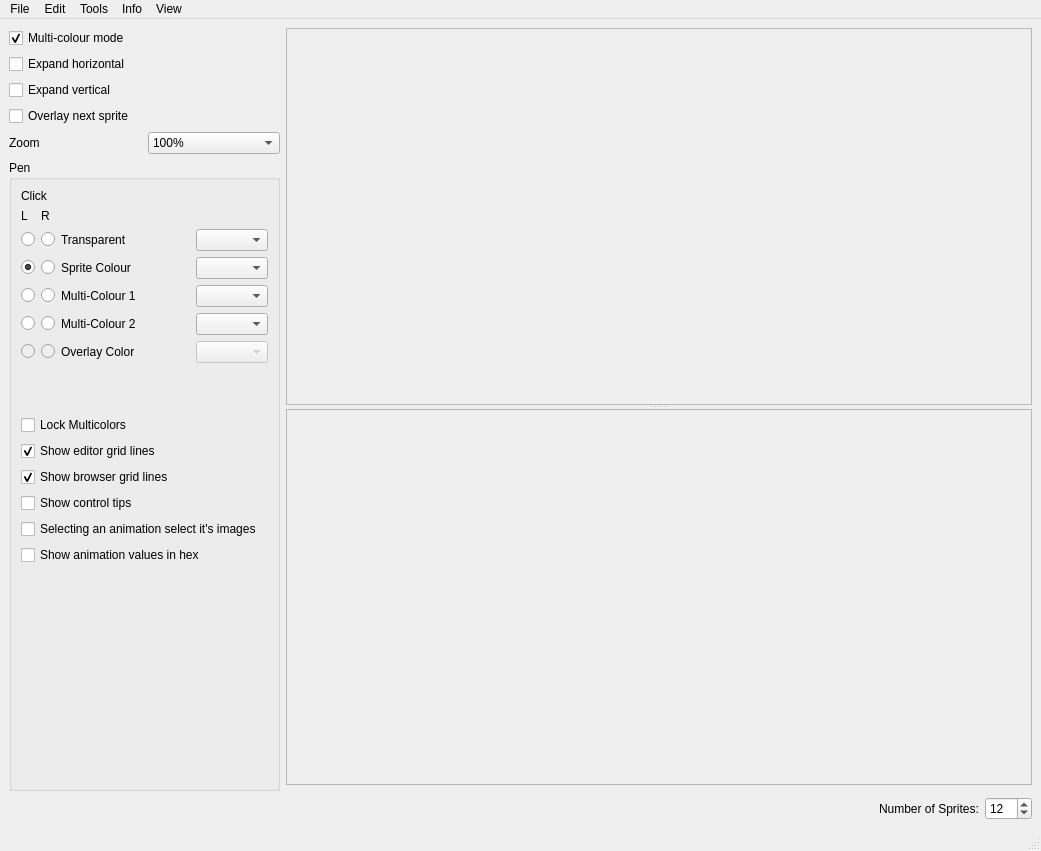
This is mainwindow.ui in jowin202/OpenSprite as Qt 5 draws it before an edit. The edited form follows.
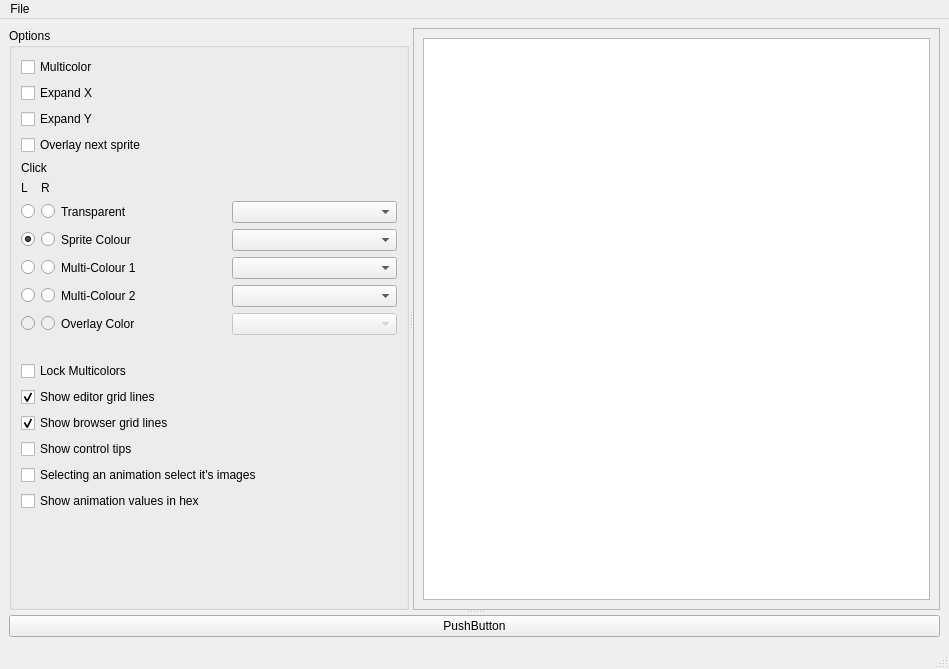
This is the edited form. Custom widgets are drawn as their Qt base class.

Diff of the .ui file:
```diff
--- a/mainwindow.ui
+++ b/mainwindow.ui
@@ -6,8 +6,8 @@
    <rect>
     <x>0</x>
     <y>0</y>
-    <width>1041</width>
-    <height>851</height>
+    <width>949</width>
+    <height>669</height>
    </rect>
   </property>
   <property name="acceptDrops">
@@ -17,107 +17,48 @@
    <string>OpenSprite</string>
   </property>
   <widget class="QWidget" name="centralwidget">
-   <layout class="QGridLayout" name="gridLayout_4">
-    <item row="0" column="0" rowspan="2">
-     <layout class="QGridLayout" name="gridLayout_3">
-      <item row="3" column="0" colspan="2">
-       <widget class="QCheckBox" name="checkBox_expand_y">
-        <property name="text">
-         <string>Expand vertical</string>
-        </property>
-       </widget>
-      </item>
-      <item row="2" column="0" colspan="2">
-       <widget class="QCheckBox" name="checkBox_expand_x">
-        <property name="text">
-         <string>Expand horizontal</string>
-        </property>
-       </widget>
-      </item>
-      <item row="1" column="0" colspan="2">
-       <widget class="QCheckBox" name="checkbox_multicolor">
-        <property name="text">
-         <string>Multi-colour mode</string>
-        </property>
-        <property name="checked">
-         <bool>true</bool>
-        </property>
-       </widget>
-      </item>
-      <item row="4" column="0" colspan="2">
-       <widget class="QCheckBox" name="check_overlay">
-        <property name="text">
-         <string>Overlay next sprite</string>
-        </property>
-       </widget>
-      </item>
-      <item row="5" column="1">
-       <widget class="QComboBox" name="combo_zoom">
-        <item>
-         <property name="text">
-          <string>100%</string>
-         </property>
-        </item>
-        <item>
-         <property name="text">
-          <string>200%</string>
-         </property>
-        </item>
-        <item>
-         <property name="text">
-          <string>300%</string>
-         </property>
-        </item>
-        <item>
-         <property name="text">
-          <string>400%</string>
-         </property>
-        </item>
-        <item>
-         <property name="text">
-          <string>500%</string>
-         </property>
-        </item>
-       </widget>
-      </item>
-      <item row="6" column="0" colspan="2">
+   <layout class="QGridLayout" name="gridLayout">
+    <item row="0" column="0">
+     <widget class="QSplitter" name="splitter_2">
+      <property name="orientation">
+       <enum>Qt::Vertical</enum>
+      </property>
+      <widget class="QSplitter" name="splitter">
+       <property name="orientation">
+        <enum>Qt::Horizontal</enum>
+       </property>
        <widget class="QGroupBox" name="groupBox">
+        <property name="sizePolicy">
+         <sizepolicy hsizetype="Minimum" vsizetype="Preferred">
+          <horstretch>0</horstretch>
+          <verstretch>0</verstretch>
+         </sizepolicy>
+        </property>
+        <property name="maximumSize">
+         <size>
+          <width>400</width>
+          <height>16777215</height>
+         </size>
+        </property>
         <property name="title">
-         <string>Pen</string>
+         <string>Options</string>
         </property>
-        <layout class="QGridLayout" name="gridLayout_2">
-         <item row="3" column="0">
+        <layout class="QGridLayout" name="gridLayout_4">
+         <item row="7" column="0">
           <widget class="QCheckBox" name="check_lock_multicolors">
            <property name="text">
             <string>Lock Multicolors</string>
            </property>
           </widget>
          </item>
-         <item row="6" column="0" colspan="2">
-          <widget class="QCheckBox" name="checkBox_8">
+         <item row="2" column="0">
+          <widget class="QCheckBox" name="checkBox_3">
            <property name="text">
-            <string>Show control tips</string>
+            <string>Expand Y</string>
            </property>
           </widget>
          </item>
-         <item row="7" column="0" colspan="2">
-          <widget class="QCheckBox" name="checkBox_9">
-           <property name="text">
-            <string>Selecting an animation select it's images</string>
-           </property>
-          </widget>
-         </item>
-         <item row="4" column="0" colspan="2">
-          <widget class="QCheckBox" name="checkBox_editor_grid_lines">
-           <property name="text">
-            <string>Show editor grid lines</string>
-           </property>
-           <property name="checked">
-            <bool>true</bool>
-           </property>
-          </widget>
-         </item>
-         <item row="5" column="0" colspan="2">
+         <item row="9" column="0" colspan="2">
           <widget class="QCheckBox" name="checkBox_browser_grid_lines">
            <property name="text">
             <string>Show browser grid lines</string>
@@ -127,23 +68,23 @@
            </property>
           </widget>
          </item>
-         <item row="1" column="0" colspan="3">
-          <layout class="QHBoxLayout" name="horizontalLayout">
-           <item>
-            <spacer name="horizontalSpacer_3">
-             <property name="orientation">
-              <enum>Qt::Horizontal</enum>
-             </property>
-             <property name="sizeHint" stdset="0">
-              <size>
-               <width>40</width>
-               <height>20</height>
-              </size>
-             </property>
-            </spacer>
-           </item>
+         <item row="10" column="0" colspan="2">
+          <widget class="QCheckBox" name="checkBox_8">
+           <property name="text">
+            <string>Show control tips</string>
+           </property>
+          </widget>
+         </item>
+         <item row="5" column="0" colspan="3">
+          <layout class="QHBoxLayout" name="horizontalLayout_2">
            <item>
             <widget class="Palette" name="label_palette">
+             <property name="sizePolicy">
+              <sizepolicy hsizetype="Minimum" vsizetype="Preferred">
+               <horstretch>0</horstretch>
+               <verstretch>0</verstretch>
+              </sizepolicy>
+             </property>
              <property name="mouseTracking">
               <bool>true</bool>
              </property>
@@ -152,60 +93,14 @@
              </property>
             </widget>
            </item>
-           <item>
-            <spacer name="horizontalSpacer_2">
-             <property name="orientation">
-              <enum>Qt::Horizontal</enum>
-             </property>
-             <property name="sizeHint" stdset="0">
-              <size>
-               <width>40</width>
-               <height>20</height>
-              </size>
-             </property>
-            </spacer>
-           </item>
           </layout>
          </item>
-         <item row="9" column="1">
-          <spacer name="verticalSpacer">
-           <property name="orientation">
-            <enum>Qt::Vertical</enum>
-           </property>
-           <property name="sizeHint" stdset="0">
-            <size>
-             <width>20</width>
-             <height>40</height>
-            </size>
-           </property>
-          </spacer>
-         </item>
-         <item row="8" column="0" colspan="2">
-          <widget class="QCheckBox" name="checkBox_10">
-           <property name="text">
-            <string>Show animation values in hex</string>
-           </property>
-          </widget>
-         </item>
-         <item row="0" column="0" colspan="3">
-          <layout class="QGridLayout" name="gridLayout">
-           <item row="8" column="4" colspan="2">
-            <spacer name="horizontalSpacer">
-             <property name="orientation">
-              <enum>Qt::Horizontal</enum>
-             </property>
-             <property name="sizeHint" stdset="0">
-              <size>
-               <width>40</width>
-               <height>20</height>
-              </size>
-             </property>
-            </spacer>
-           </item>
+         <item row="4" column="0" colspan="3">
+          <layout class="QGridLayout" name="gridLayout_5">
            <item row="4" column="4">
             <widget class="QLabel" name="label_4">
              <property name="sizePolicy">
-              <sizepolicy hsizetype="Expanding" vsizetype="Preferred">
+              <sizepolicy hsizetype="Minimum" vsizetype="Preferred">
                <horstretch>0</horstretch>
                <verstretch>0</verstretch>
               </sizepolicy>
@@ -215,57 +110,155 @@
              </property>
             </widget>
            </item>
+           <item row="2" column="2">
+            <widget class="QRadioButton" name="radio_transparent_left">
+             <property name="sizePolicy">
+              <sizepolicy hsizetype="Fixed" vsizetype="Fixed">
+               <horstretch>0</horstretch>
+               <verstretch>0</verstretch>
+              </sizepolicy>
+             </property>
+             <property name="text">
+              <string/>
+             </property>
+             <property name="checked">
+              <bool>false</bool>
+             </property>
+            </widget>
+           </item>
+           <item row="2" column="3">
+            <widget class="QRadioButton" name="radio_transparent_right">
+             <property name="sizePolicy">
+              <sizepolicy hsizetype="Fixed" vsizetype="Fixed">
+               <horstretch>0</horstretch>
+               <verstretch>0</verstretch>
+              </sizepolicy>
+             </property>
+             <property name="text">
+              <string/>
+             </property>
+             <property name="checked">
+              <bool>false</bool>
+             </property>
+            </widget>
+           </item>
+           <item row="5" column="3">
+            <widget class="QRadioButton" name="radio_mc2_right">
+             <property name="text">
+              <string/>
+             </property>
+            </widget>
+           </item>
+           <item row="6" column="4">
+            <widget class="QLabel" name="label_9">
+             <property name="sizePolicy">
+              <sizepolicy hsizetype="Minimum" vsizetype="Preferred">
+               <horstretch>0</horstretch>
+               <verstretch>0</verstretch>
+              </sizepolicy>
+             </property>
+             <property name="text">
+              <string>Overlay Color</string>
+             </property>
+            </widget>
+           </item>
            <item row="5" column="5">
-            <widget class="QComboBox" name="combo_multicol_2"/>
+            <widget class="QComboBox" name="combo_multicol_2">
+             <property name="sizePolicy">
+              <sizepolicy hsizetype="Minimum" vsizetype="Fixed">
+               <horstretch>0</horstretch>
+               <verstretch>0</verstretch>
+              </sizepolicy>
+             </property>
+            </widget>
+           </item>
+           <item row="3" column="2">
+            <widget class="QRadioButton" name="radio_sprite_left">
+             <property name="text">
+              <string/>
+             </property>
+             <property name="checked">
+              <bool>true</bool>
+             </property>
+            </widget>
+           </item>
+           <item row="1" column="2">
+            <widget class="QLabel" name="label_6">
+             <property name="sizePolicy">
+              <sizepolicy hsizetype="Minimum" vsizetype="Preferred">
+               <horstretch>0</horstretch>
+               <verstretch>0</verstretch>
+              </sizepolicy>
+             </property>
+             <property name="text">
+              <string>L</string>
+             </property>
+            </widget>
+           </item>
+           <item row="5" column="2">
+            <widget class="QRadioButton" name="radio_mc2_left">
+             <property name="text">
+              <string/>
+             </property>
+            </widget>
            </item>
            <item row="3" column="5">
-            <widget class="QComboBox" name="combo_sprite_col"/>
+            <widget class="QComboBox" name="combo_sprite_col">
+             <property name="sizePolicy">
+              <sizepolicy hsizetype="Minimum" vsizetype="Fixed">
+               <horstretch>0</horstretch>
+               <verstretch>0</verstretch>
+              </sizepolicy>
+             </property>
+            </widget>
            </item>
-           <item row="4" column="5">
-            <widget class="QComboBox" name="combo_multicol_1"/>
+           <item row="6" column="2">
+            <widget class="QRadioButton" name="radio_overlay_left">
+             <property name="enabled">
+              <bool>false</bool>
+             </property>
+             <property name="text">
+              <string/>
+             </property>
+            </widget>
+           </item>
+           <item row="2" column="5">
+            <widget class="QComboBox" name="combo_transparent">
+             <property name="sizePolicy">
+              <sizepolicy hsizetype="Minimum" vsizetype="Fixed">
+               <horstretch>0</horstretch>
+               <verstretch>0</verstretch>
+              </sizepolicy>
+             </property>
+            </widget>
            </item>
            <item row="1" column="3">
             <widget class="QLabel" name="label_7">
+             <property name="sizePolicy">
+              <sizepolicy hsizetype="Minimum" vsizetype="Preferred">
+               <horstretch>0</horstretch>
+               <verstretch>0</verstretch>
+              </sizepolicy>
+             </property>
              <property name="text">
               <string>R</string>
              </property>
             </widget>
            </item>
-           <item row="5" column="2">
-            <widget class="QRadioButton" name="radio_mc2_left">
-             <property name="text">
-              <string/>
-             </property>
-            </widget>
-           </item>
-           <item row="0" column="2" colspan="2">
-            <widget class="QLabel" name="label_8">
-             <property name="text">
-              <string>Click</string>
-             </property>
-            </widget>
-           </item>
-           <item row="1" column="2">
-            <widget class="QLabel" name="label_6">
-             <property name="text">
-              <string>L</string>
-             </property>
-            </widget>
-           </item>
-           <item row="3" column="2">
-            <widget class="QRadioButton" name="radio_sprite_left">
-             <property name="text">
-              <string/>
-             </property>
-             <property name="checked">
-              <bool>true</bool>
+           <item row="4" column="5">
+            <widget class="QComboBox" name="combo_multicol_1">
+             <property name="sizePolicy">
+              <sizepolicy hsizetype="Minimum" vsizetype="Fixed">
+               <horstretch>0</horstretch>
+               <verstretch>0</verstretch>
+              </sizepolicy>
              </property>
             </widget>
            </item>
            <item row="3" column="4">
             <widget class="QLabel" name="label_3">
              <property name="sizePolicy">
-              <sizepolicy hsizetype="Expanding" vsizetype="Preferred">
+              <sizepolicy hsizetype="Minimum" vsizetype="Preferred">
                <horstretch>0</horstretch>
                <verstretch>0</verstretch>
               </sizepolicy>
@@ -275,16 +268,6 @@
              </property>
             </widget>
            </item>
-           <item row="2" column="5">
-            <widget class="QComboBox" name="combo_transparent"/>
-           </item>
-           <item row="3" column="3">
-            <widget class="QRadioButton" name="radio_sprite_right">
-             <property name="text">
-              <string/>
-             </property>
-            </widget>
-           </item>
            <item row="4" column="2">
             <widget class="QRadioButton" name="radio_mc1_left">
              <property name="text">
@@ -292,8 +275,11 @@
              </property>
             </widget>
            </item>
-           <item row="4" column="3">
-            <widget class="QRadioButton" name="radio_mc1_right">
+           <item row="6" column="3">
+            <widget class="QRadioButton" name="radio_overlay_right">
+             <property name="enabled">
+              <bool>false</bool>
+             </property>
              <property name="text">
               <string/>
              </property>
@@ -302,7 +288,7 @@
            <item row="2" column="4">
             <widget class="QLabel" name="label_2">
              <property name="sizePolicy">
-              <sizepolicy hsizetype="Expanding" vsizetype="Preferred">
+              <sizepolicy hsizetype="Minimum" vsizetype="Preferred">
                <horstretch>0</horstretch>
                <verstretch>0</verstretch>
               </sizepolicy>
@@ -312,20 +298,50 @@
              </property>
             </widget>
            </item>
-           <item row="2" column="3">
-            <widget class="QRadioButton" name="radio_transparent_right">
+           <item row="4" column="3">
+            <widget class="QRadioButton" name="radio_mc1_right">
              <property name="text">
               <string/>
              </property>
-             <property name="checked">
+            </widget>
+           </item>
+           <item row="6" column="5">
+            <widget class="QComboBox" name="combo_overlay">
+             <property name="enabled">
               <bool>false</bool>
+             </property>
+             <property name="sizePolicy">
+              <sizepolicy hsizetype="Minimum" vsizetype="Fixed">
+               <horstretch>0</horstretch>
+               <verstretch>0</verstretch>
+              </sizepolicy>
+             </property>
+            </widget>
+           </item>
+           <item row="0" column="2" colspan="2">
+            <widget class="QLabel" name="label_8">
+             <property name="sizePolicy">
+              <sizepolicy hsizetype="Minimum" vsizetype="Preferred">
+               <horstretch>0</horstretch>
+               <verstretch>0</verstretch>
+              </sizepolicy>
+             </property>
+             <property name="text">
+              <string>Click</string>
+             </property>
+            </widget>
+           </item>
+           <item row="3" column="3">
+            <widget class="QRadioButton" name="radio_sprite_right">
+             <property name="text">
+              <string/>
              </property>
             </widget>
            </item>
            <item row="5" column="4">
             <widget class="QLabel" name="label_5">
              <property name="sizePolicy">
-              <sizepolicy hsizetype="Expanding" vsizetype="Preferred">
+              <sizepolicy hsizetype="Minimum" vsizetype="Preferred">
                <horstretch>0</horstretch>
                <verstretch>0</verstretch>
               </sizepolicy>
@@ -335,143 +351,48 @@
              </property>
             </widget>
            </item>
-           <item row="2" column="2">
-            <widget class="QRadioButton" name="radio_transparent_left">
-             <property name="sizePolicy">
-              <sizepolicy hsizetype="Minimum" vsizetype="Fixed">
-               <horstretch>0</horstretch>
-               <verstretch>0</verstretch>
-              </sizepolicy>
-             </property>
-             <property name="text">
-              <string/>
-             </property>
-             <property name="checked">
-              <bool>false</bool>
-             </property>
-            </widget>
-           </item>
-           <item row="5" column="3">
-            <widget class="QRadioButton" name="radio_mc2_right">
-             <property name="text">
-              <string/>
-             </property>
-            </widget>
-           </item>
-           <item row="6" column="2">
-            <widget class="QRadioButton" name="radio_overlay_left">
-             <property name="enabled">
-              <bool>false</bool>
-             </property>
-             <property name="text">
-              <string/>
-             </property>
-            </widget>
-           </item>
-           <item row="6" column="3">
-            <widget class="QRadioButton" name="radio_overlay_right">
-             <property name="enabled">
-              <bool>false</bool>
-             </property>
-             <property name="text">
-              <string/>
-             </property>
-            </widget>
-           </item>
-           <item row="6" column="4">
-            <widget class="QLabel" name="label_9">
-             <property name="text">
-              <string>Overlay Color</string>
-             </property>
-            </widget>
-           </item>
-           <item row="6" column="5">
-            <widget class="QComboBox" name="combo_overlay">
-             <property name="enabled">
-              <bool>false</bool>
-             </property>
-            </widget>
-           </item>
           </layout>
          </item>
-        </layout>
-       </widget>
-      </item>
-      <item row="5" column="0">
-       <widget class="QLabel" name="label">
-        <property name="text">
-         <string>Zoom</string>
-        </property>
-       </widget>
-      </item>
-     </layout>
-    </item>
-    <item row="2" column="3" colspan="2">
-     <widget class="QSpinBox" name="spin_num_sprites">
-      <property name="minimum">
-       <number>1</number>
-      </property>
-      <property name="maximum">
-       <number>256</number>
-      </property>
-      <property name="value">
-       <number>12</number>
-      </property>
-     </widget>
-    </item>
-    <item row="2" column="1">
-     <spacer name="horizontalSpacer_8">
-      <property name="orientation">
-       <enum>Qt::Horizontal</enum>
-      </property>
-      <property name="sizeHint" stdset="0">
-       <size>
-        <width>40</width>
-        <height>20</height>
-       </size>
-      </property>
-     </spacer>
-    </item>
-    <item row="0" column="1" colspan="4">
-     <widget class="QSplitter" name="splitter">
-      <property name="orientation">
-       <enum>Qt::Vertical</enum>
-      </property>
-      <widget class="QScrollArea" name="scrollArea_3">
-       <property name="minimumSize">
-        <size>
-         <width>0</width>
-         <height>190</height>
-        </size>
-       </property>
-       <property name="widgetResizable">
-        <bool>true</bool>
-       </property>
-       <widget class="QWidget" name="scrollAreaWidgetContents_3">
-        <property name="geometry">
-         <rect>
-          <x>0</x>
-          <y>0</y>
-          <width>720</width>
-          <height>355</height>
-         </rect>
-        </property>
-        <layout class="QGridLayout" name="gridLayout_8">
-         <property name="spacing">
-          <number>0</number>
-         </property>
+         <item row="12" column="0" colspan="2">
+          <widget class="QCheckBox" name="checkBox_10">
+           <property name="text">
+            <string>Show animation values in hex</string>
+           </property>
+          </widget>
+         </item>
+         <item row="1" column="0">
+          <widget class="QCheckBox" name="checkBox_2">
+           <property name="text">
+            <string>Expand X</string>
+           </property>
+          </widget>
+         </item>
+         <item row="8" column="0" colspan="2">
+          <widget class="QCheckBox" name="checkBox_editor_grid_lines">
+           <property name="text">
+            <string>Show editor grid lines</string>
+           </property>
+           <property name="checked">
+            <bool>true</bool>
+           </property>
+          </widget>
+         </item>
          <item row="0" column="0">
-          <widget class="Editor" name="label_editor">
-           <property name="mouseTracking">
-            <bool>true</bool>
+          <widget class="QCheckBox" name="checkBox">
+           <property name="text">
+            <string>Multicolor</string>
            </property>
+          </widget>
+         </item>
+         <item row="11" column="0" colspan="2">
+          <widget class="QCheckBox" name="checkBox_9">
            <property name="text">
-            <string/>
+            <string>Selecting an animation select it's images</string>
            </property>
           </widget>
          </item>
-         <item row="1" column="0">
-          <spacer name="verticalSpacer_4">
+         <item row="13" column="1">
+          <spacer name="verticalSpacer">
            <property name="orientation">
             <enum>Qt::Vertical</enum>
            </property>
@@ -483,79 +404,57 @@
            </property>
           </spacer>
          </item>
-         <item row="0" column="1">
-          <spacer name="horizontalSpacer_4">
-           <property name="orientation">
-            <enum>Qt::Horizontal</enum>
+         <item row="3" column="0">
+          <widget class="QCheckBox" name="checkBox_4">
+           <property name="text">
+            <string>Overlay next sprite</string>
            </property>
-           <property name="sizeHint" stdset="0">
-            <size>
-             <width>40</width>
-             <height>20</height>
-            </size>
-           </property>
-          </spacer>
+          </widget>
          </item>
         </layout>
        </widget>
-      </widget>
-      <widget class="QScrollArea" name="scrollArea">
-       <property name="widgetResizable">
-        <bool>true</bool>
-       </property>
-       <widget class="QWidget" name="scrollAreaWidgetContents">
-        <property name="geometry">
-         <rect>
-          <x>0</x>
-          <y>0</y>
-          <width>720</width>
-          <height>384</height>
-         </rect>
+       <widget class="QScrollArea" name="scrollArea">
+        <property name="widgetResizable">
+         <bool>true</bool>
         </property>
-        <layout class="QGridLayout" name="gridLayout_5">
-         <item row="1" column="1">
-          <spacer name="horizontalSpacer_5">
-           <property name="orientation">
-            <enum>Qt::Horizontal</enum>
-           </property>
-           <property name="sizeHint" stdset="0">
-            <size>
-             <width>40</width>
-             <height>20</height>
-            </size>
-           </property>
-          </spacer>
-         </item>
-         <item row="1" column="0">
-          <widget class="Viewer" name="label_viewer">
-           <property name="text">
-            <string/>
-           </property>
-          </widget>
-         </item>
-         <item row="2" column="0">
-          <spacer name="verticalSpacer_2">
-           <property name="orientation">
-            <enum>Qt::Vertical</enum>
-           </property>
-           <property name="sizeHint" stdset="0">
-            <size>
-             <width>20</width>
-             <height>40</height>
-            </size>
-           </property>
-          </spacer>
-         </item>
-        </layout>
+        <widget class="QWidget" name="scrollAreaWidgetContents">
+         <property name="geometry">
+          <rect>
+           <x>0</x>
+           <y>0</y>
+           <width>532</width>
+           <height>563</height>
+          </rect>
+         </property>
+         <layout class="QGridLayout" name="gridLayout_2">
+          <item row="0" column="0">
+           <widget class="SpriteView" name="graphicsView">
+            <property name="sizePolicy">
+             <sizepolicy hsizetype="Expanding" vsizetype="Expanding">
+              <horstretch>0</horstretch>
+              <verstretch>0</verstretch>
+             </sizepolicy>
+            </property>
+            <property name="alignment">
+             <set>Qt::AlignLeading|Qt::AlignLeft|Qt::AlignTop</set>
+            </property>
+           </widget>
+          </item>
+         </layout>
+        </widget>
        </widget>
       </widget>
-     </widget>
-    </item>
-    <item row="2" column="2">
-     <widget class="QLabel" name="label_10">
-      <property name="text">
-       <string>Number of Sprites:</string>
-      </property>
+      <widget class="QWidget" name="gridLayoutWidget_2">
+       <layout class="QGridLayout" name="gridLayout_3">
+        <item row="0" column="0">
+         <widget class="QPushButton" name="pushButton">
+          <property name="text">
+           <string>PushButton</string>
+          </property>
+         </widget>
+        </item>
+       </layout>
+      </widget>
      </widget>
     </item>
    </layout>
@@ -565,7 +464,7 @@
     <rect>
      <x>0</x>
      <y>0</y>
-     <width>1041</width>
+     <width>949</width>
      <height>30</height>
     </rect>
    </property>
@@ -573,85 +472,9 @@
     <property name="title">
      <string>File</string>
     </property>
-    <addaction name="actionNew"/>
-    <addaction name="actionOpen"/>
-    <addaction name="actionSave_Project"/>
-    <addaction name="actionSave_Project_as"/>
-    <addaction name="separator"/>
-    <addaction name="actionExport_Sprite_Data"/>
-    <addaction name="separator"/>
-    <addaction name="actionExit"/>
-   </widget>
-   <widget class="QMenu" name="menuEdit">
-    <property name="title">
-     <string>Edit</string>
-    </property>
-    <addaction name="actionUndo"/>
-    <addaction name="actionRedo"/>
-    <addaction name="separator"/>
-    <addaction name="actionSelect_All"/>
-    <addaction name="separator"/>
-    <addaction name="actionClear"/>
-    <addaction name="actionCut"/>
-    <addaction name="actionCopy"/>
-    <addaction name="actionPaste"/>
-    <addaction name="actionPaste_Ino"/>
-    <addaction name="separator"/>
-    <addaction name="actionCrop"/>
-    <addaction name="actionReverse_Order"/>
-    <addaction name="actionShakedown"/>
-    <addaction name="separator"/>
-    <addaction name="actionSlide_Up"/>
-    <addaction name="actionSlide_Down"/>
-    <addaction name="actionSlide_Left"/>
-    <addaction name="actionSlide_Right"/>
-    <addaction name="separator"/>
-    <addaction name="actionFlip_Top_to_Bottom"/>
-    <addaction name="actionFlip_Left_to_Right"/>
-    <addaction name="separator"/>
-    <addaction name="actionReflect_Top_to_Bottom"/>
-    <addaction name="actionReflect_Left_to_Right"/>
-    <addaction name="separator"/>
-    <addaction name="actionNegative"/>
-   </widget>
-   <widget class="QMenu" name="menuTools">
-    <property name="title">
-     <string>Tools</string>
-    </property>
-    <widget class="QMenu" name="menuPixel_Colour_Swap">
-     <property name="title">
-      <string>Pixel Colour Swap</string>
-     </property>
-     <addaction name="actionSprite_colour_Multi_colour_1"/>
-     <addaction name="actionSprite_colour_Multi_colour_2"/>
-     <addaction name="actionSprite_colour_Transparent"/>
-     <addaction name="actionMulti_colour_1_Multi_colour_2"/>
-     <addaction name="actionMulti_colour_1_Transparent"/>
-     <addaction name="actionMulti_colour_2_Transparent"/>
-    </widget>
-    <addaction name="separator"/>
-    <addaction name="menuPixel_Colour_Swap"/>
-    <addaction name="separator"/>
-    <addaction name="actionZ_Rotator"/>
-   </widget>
-   <widget class="QMenu" name="menuInfo">
-    <property name="title">
-     <string>Info</string>
-    </property>
-    <addaction name="actionAbout"/>
-   </widget>
-   <widget class="QMenu" name="menuVjew">
-    <property name="title">
-     <string>View</string>
-    </property>
-    <addaction name="actionZoom_In"/>
-    <addaction name="actionZoom_Out"/>
+    <addaction name="actionImport"/>
    </widget>
    <addaction name="menuFile"/>
-   <addaction name="menuEdit"/>
-   <addaction name="menuTools"/>
-   <addaction name="menuInfo"/>
-   <addaction name="menuVjew"/>
   </widget>
   <widget class="QStatusBar" name="statusbar"/>
   <action name="actionNew">
@@ -956,23 +779,15 @@
  </widget>
  <customwidgets>
   <customwidget>
-   <class>Editor</class>
-   <extends>QLabel</extends>
-   <header>editor.h</header>
+   <class>SpriteView</class>
+   <extends>QGraphicsView</extends>
+   <header>spriteview.h</header>
   </customwidget>
   <customwidget>
    <class>Palette</class>
    <extends>QLabel</extends>
    <header>palette.h</header>
   </customwidget>
-  <customwidget>
-   <class>Viewer</class>
-   <extends>QLabel</extends>
-   <header>viewer.h</header>
-   <slots>
-    <slot>set_sprite_count(int)</slot>
-   </slots>
-  </customwidget>
  </customwidgets>
  <resources/>
  <connections>
```
Left out of the diff: 317 changed lines with no effect on the pictures.
